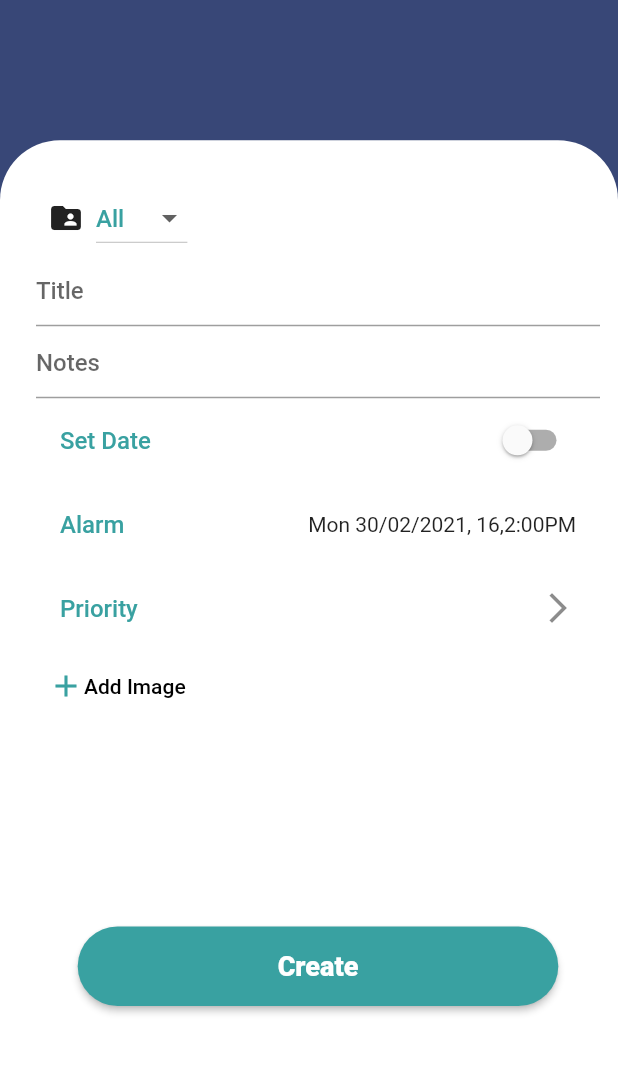
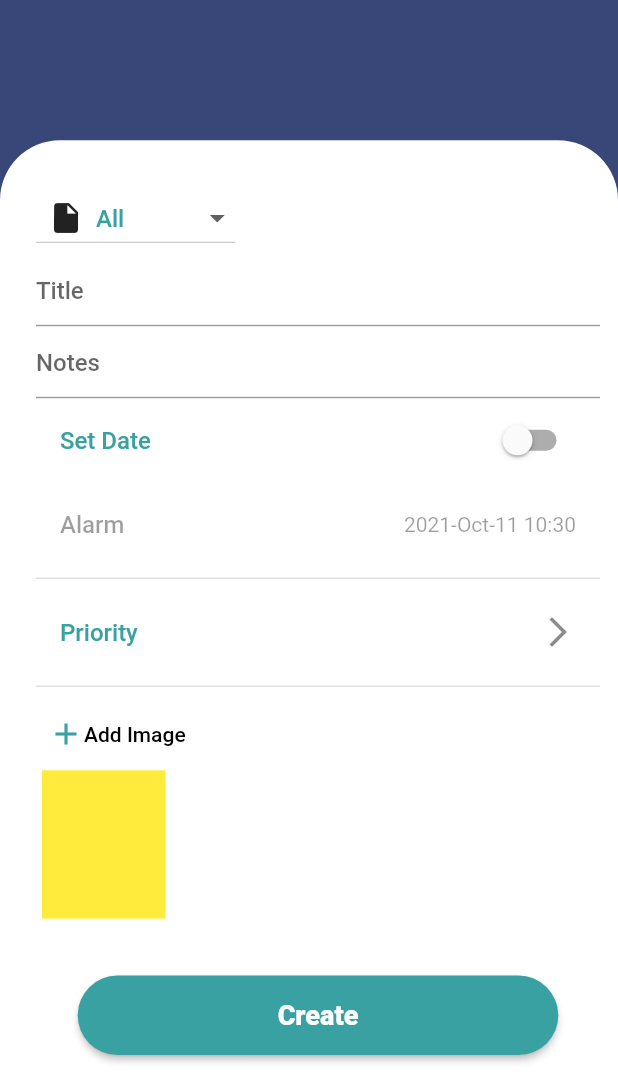
Before and after one commit to gdscashesi/flutter_todo_app_21A, a Flutter app: the AddTaskScreen screen opened directly, after a tap on "Add Image", on a phone screen of 412 x 824 dp, the part 144-1236 px from its top. Run offline on Flutter 3.47's test engine with Material 2 defaults, Android fonts, the phone set to English and light mode, and no system bars; our stand-ins replace flutter_datetime_picker.

Commit message:
template created for alarm, prority and image widgets; controllers added for addtask;

```diff
--- a/lib/main.dart
+++ b/lib/main.dart
@@ -13,6 +13,7 @@ class MyApp extends StatelessWidget {
   @override
   Widget build(BuildContext context) {
     return MaterialApp(
+
       title: 'Todo',
       debugShowCheckedModeBanner: false,
       themeMode: ThemeMode.light,
--- a/lib/ui/screens/add_task/add_task_screen.dart
+++ b/lib/ui/screens/add_task/add_task_screen.dart
@@ -1,6 +1,10 @@
 import 'package:flutter/material.dart';
+import 'package:todo/ui/widgets/custom_alarm_widget.dart';
+import 'package:todo/ui/widgets/custom_image_picker.dart';
 import 'package:todo/ui/widgets/custom_textfield.dart';
 import 'package:todo/ui/widgets/page_widget.dart';
+import 'package:todo/ui/widgets/select_priority_tile.dart';
+import 'package:todo/ui/widgets/task_group_drop_down.dart';
 
 class AddTaskScreen extends StatefulWidget {
   const AddTaskScreen({Key? key}) : super(key: key);
@@ -10,6 +14,35 @@ class AddTaskScreen extends StatefulWidget {
 }
 
 class _AddTaskScreenState extends State<AddTaskScreen> {
+  late DateTime date;
+  late bool setDate;
+  late String taskGroup;
+  late List<String> imageList;
+  int? priority;
+  TextEditingController title = TextEditingController();
+  TextEditingController notes = TextEditingController();
+
+  @override
+  void initState() {
+    super.initState();
+    date = DateTime.now();
+    setDate = false;
+    taskGroup = "all";
+    imageList = [];
+  }
+
+
+  @override
+  void dispose() {
+    title.dispose();
+    notes.dispose();
+
+    super.dispose();
+  }
+
+
+
+
   @override
   Widget build(BuildContext context) {
     Size size = MediaQuery.of(context).size;
@@ -22,88 +55,58 @@ class _AddTaskScreenState extends State<AddTaskScreen> {
             child: Column(
               children: [
 
-                Row(
-                  children: [
-                    const Padding(
-                      padding: EdgeInsets.all(8.0),
-                      child: Icon(Icons.folder_shared),
-                    ),
-                    DropdownButton(
-
-                      value: "All",
-                      onChanged: (val){
-
-                      },
-                      items: const [
-                        DropdownMenuItem(
-                          child: Text("All"),
-                          value: "All",
-                        ),
-
-                        DropdownMenuItem(
-                          child: Text("Work"),
-                          value: "Work",
-                        )
-                      ],
-
-                    ),
-                  ],
+                Align(
+                  alignment: Alignment.centerLeft,
+                  child: TaskGroupDropDown(
+                      value: taskGroup
+                  ),
                 ),
 
-
                 CustomTextField(
-                    controller: TextEditingController(),
+                    controller: title,
                   hintText: "Title",
                 ),
 
 
                 CustomTextField(
-                    controller: TextEditingController(),
+                    controller: notes,
                   maxLines: 5,
                   hintText: "Notes",
                 ),
 
                 SwitchListTile(
-                  value: false,
+                  value: setDate,
                   title: const Text("Set Date"),
                   onChanged: (value){
-
+                    setState(() {
+                      setDate = value;
+                    });
                   },
                 ),
 
 
-                //todo make alarm widget
-                ListTile(
-                  title: const Text("Alarm"),
-                  trailing: const Text("Mon 30/02/2021, 16,2:00PM"),
-                  onTap: (){
-
-                  },
+                CustomAlarmWidget(
+                  selectedDate: date,
+                  enabled : setDate
                 ),
 
 
-                ListTile(
-                  title: const Text("Priority"),
-                  trailing: const Icon(Icons.arrow_forward_ios),
-                  onTap: (){
+                const Divider(thickness: 1,),
+                SelectPriorityTile(
+                  value: priority
+                ),
+                const Divider(thickness: 1,),
 
-                  },
-                ),
-                TextButton(
-                  child: Row(
-                    children: const [
-                      Icon(Icons.add),
-                      Text("Add Image", style: TextStyle(color: Colors.black),)
-                    ],
-                  ),
-                  onPressed: (){
 
-                  },
+                CustomImagePicker(
+                  images: imageList
                 ),
 
 
 
                 const Spacer(flex: 3,),
+
+
                 ElevatedButton(
                   style: ButtonStyle(
                       textStyle: MaterialStateProperty.all(
@@ -122,7 +125,7 @@ class _AddTaskScreenState extends State<AddTaskScreen> {
                       width: size.width * 0.7,
                       child: const Center(child: Text("Create"))),
                   onPressed: (){
-
+                    Navigator.pop(context);
                   },
                 ),
 
--- /dev/null
+++ b/lib/ui/widgets/custom_alarm_widget.dart
@@ -0,0 +1,49 @@
+import "package:flutter/material.dart";
+import 'package:flutter_datetime_picker/flutter_datetime_picker.dart';
+import 'package:intl/intl.dart';
+
+
+class CustomAlarmWidget extends StatefulWidget {
+  DateTime selectedDate;
+  bool enabled;
+
+  CustomAlarmWidget({
+    Key? key,
+    required this.enabled,
+    required this.selectedDate
+  })
+      : super(key: key);
+
+  @override
+  _CustomAlarmWidgetState createState() => _CustomAlarmWidgetState();
+}
+
+class _CustomAlarmWidgetState extends State<CustomAlarmWidget> {
+  final format = DateFormat("yyyy-MMM-dd hh:mm");
+  @override
+  Widget build(BuildContext context) {
+
+    return
+      ListTile(
+        enabled: widget.enabled,
+        title: const Text("Alarm"),
+        trailing: Text(format.format(widget.selectedDate)),
+        onTap: (){
+          DatePicker.showDateTimePicker(
+              context,
+            showTitleActions: true,
+            currentTime: widget.selectedDate,
+            minTime: widget.selectedDate.subtract(const Duration(days:1)),
+            maxTime: widget.selectedDate.add(const Duration(days:6000)),
+            onChanged: (date){
+                setState(() {
+                  widget.selectedDate = date;
+                });
+            }
+          );
+
+
+        },
+      );
+  }
+}
--- /dev/null
+++ b/lib/ui/widgets/custom_image_picker.dart
@@ -0,0 +1,90 @@
+import "package:flutter/material.dart";
+
+
+class CustomImagePicker extends StatefulWidget {
+  List<String> images;
+
+  CustomImagePicker({
+    required this.images,
+    Key? key}) : super(key: key);
+
+  @override
+  _CustomImagePickerState createState() => _CustomImagePickerState();
+}
+
+class _CustomImagePickerState extends State<CustomImagePicker> {
+  @override
+  Widget build(BuildContext context) {
+    return Column(
+      children: [
+        TextButton(
+            child: Row(
+              children: const [
+                Icon(Icons.add),
+                Text("Add Image", style: TextStyle(color: Colors.black),)
+              ],
+            ),
+            onPressed: (){
+              setState(() {
+                // widget.images.removeLast();
+                widget.images.add("temp");
+              });
+
+            },
+          ),
+
+        if (widget.images.isNotEmpty)
+          _ImageRow(
+            images: widget.images
+          )
+
+      ],
+    );
+  }
+}
+
+
+
+
+
+
+
+class _ImageRow extends StatelessWidget {
+  final List<String> images;
+  const _ImageRow({
+    Key? key,
+    required this.images
+  }) : super(key: key);
+
+  @override
+  Widget build(BuildContext context) {
+    return SizedBox(
+      height: MediaQuery.of(context).size.height * 0.12,
+      child: ListView.builder(
+        scrollDirection: Axis.horizontal,
+        itemCount: images.length,
+        itemBuilder: (context,index) => _ImageTile(),
+      ),
+    );
+  }
+}
+
+
+
+
+
+class _ImageTile extends StatelessWidget {
+  const _ImageTile({Key? key}) : super(key: key);
+
+  @override
+  Widget build(BuildContext context) {
+    Size size = MediaQuery.of(context).size;
+
+    return Container(
+      width: size.width * 0.2,
+      height: size.height * 0.1,
+      margin: EdgeInsets.symmetric(horizontal: 4),
+      color: Colors.yellow
+    );
+  }
+}
--- a/lib/ui/widgets/page_widget.dart
+++ b/lib/ui/widgets/page_widget.dart
@@ -44,7 +44,8 @@ class PageWidget extends StatelessWidget {
                 child: Text(title, style: Theme.of(context).textTheme.headline4,),
               ),
 
-              Container(
+              SingleChildScrollView(
+                child: Container(
                   width: size.width ,
                   height: size.height * 0.77,
                   padding: const EdgeInsets.only(top:16),
@@ -56,6 +57,7 @@ class PageWidget extends StatelessWidget {
                       )
                   ),
                   child: child,
+                ),
               )
 
             ],
--- /dev/null
+++ b/lib/ui/widgets/select_priority_tile.dart
@@ -0,0 +1,80 @@
+import "package:flutter/material.dart";
+
+class SelectPriorityTile extends StatefulWidget {
+  int? value;
+  SelectPriorityTile({required this.value, Key? key}) : super(key: key);
+
+  @override
+  _SelectPriorityTileState createState() => _SelectPriorityTileState();
+}
+
+class _SelectPriorityTileState extends State<SelectPriorityTile> {
+  @override
+  Widget build(BuildContext context) {
+    return ListTile(
+      title: const Text("Priority"),
+      subtitle: _displayPriority(widget.value),
+      trailing: const Icon(Icons.arrow_forward_ios),
+      onTap: () {
+
+        showDialog(
+            context: context,
+            builder: (context) => SimpleDialog(
+              title: const Text("Select Priority", style: TextStyle(color: Colors.black),),
+              children: [
+
+                ListTile(
+                  title: const Text("None"),
+                  onTap: (){
+                    setState(() {
+                      widget.value = null;
+                    });
+                    Navigator.pop(context);
+                  },
+                ),
+                ListTile(
+                  title: const Text("Low Priority"),
+                  onTap: (){
+                    setState(() {
+                      widget.value = 0;
+                    });
+                    Navigator.pop(context);
+                  },
+                ),
+                ListTile(
+                  title: const Text("Medium Priority"),
+                  onTap: (){
+                    setState(() {
+                      widget.value = 1;
+                    });
+                    Navigator.pop(context);
+                  },
+                ),
+                ListTile(
+                  title: const Text("High Priority"),
+                  onTap: (){
+                    setState(() {
+                      widget.value = 2;
+                    });
+                    Navigator.pop(context);
+                  },
+                ),
+              ],
+                ));
+      },
+    );
+  }
+}
+
+Widget? _displayPriority(int? value) {
+  switch (value){
+    case 0:
+      return const Text("Low Priority");
+    case 1:
+      return const Text("Medium Priority");
+    case 2:
+      return const Text("High Priority");
+    default:
+      return null;
+  }
+}
--- /dev/null
+++ b/lib/ui/widgets/task_group_drop_down.dart
@@ -0,0 +1,102 @@
+import "package:flutter/material.dart";
+
+
+class TaskGroupDropDown extends StatefulWidget {
+  String value;
+
+  TaskGroupDropDown({
+    required this.value,
+    Key? key}) : super(key: key);
+
+  @override
+  _TaskGroupDropDownState createState() => _TaskGroupDropDownState();
+}
+
+class _TaskGroupDropDownState extends State<TaskGroupDropDown> {
+  @override
+  Widget build(BuildContext context) {
+    return DropdownButton<String>(
+      value: widget.value,
+        onChanged: (newVal) => setState(() {
+          widget.value = newVal!;
+        }),
+        items: [
+
+          DropdownMenuItem(
+            child: Row(
+              children: const [
+                Padding(
+                  padding: EdgeInsets.all(8.0),
+                  child: Icon(Icons.insert_drive_file),
+                ),
+
+                Text("All")
+              ],
+            ),
+            value: "all",
+          ),
+
+
+          DropdownMenuItem(
+            child: Row(
+              children: const [
+                Padding(
+                  padding: EdgeInsets.all(8.0),
+                  child: Icon(Icons.shopping_cart),
+                ),
+
+                Text("Groceries")
+              ],
+            ),
+            value: "groceries",
+          ),
+
+
+          DropdownMenuItem(
+            child: Row(
+              children: const [
+                Padding(
+                  padding: EdgeInsets.all(8.0),
+                  child: Icon(Icons.music_note),
+                ),
+
+                Text("Music")
+              ],
+            ),
+            value: "music",
+          ),
+
+
+          DropdownMenuItem(
+            child: Row(
+              children: const [
+                Padding(
+                  padding: EdgeInsets.all(8.0),
+                  child: Icon(Icons.person),
+                ),
+
+                Text("Personal")
+              ],
+            ),
+            value: "personal",
+          ),
+
+
+          DropdownMenuItem(
+            child: Row(
+              children: const [
+                Padding(
+                  padding: EdgeInsets.all(8.0),
+                  child: Icon(Icons.folder),
+                ),
+
+                Text("Work")
+              ],
+            ),
+            value: "work",
+          ),
+
+        ]
+    );
+  }
+}
--- a/pubspec.yaml
+++ b/pubspec.yaml
@@ -33,7 +33,9 @@ dependencies:
 
   # The following adds the Cupertino Icons font to your application.
   # Use with the CupertinoIcons class for iOS style icons.
-  cupertino_icons: ^1.0.2
+  cupertino_icons: ^1.0.3
+  flutter_datetime_picker: ^1.5.1
+  intl: ^0.17.0
 
 dev_dependencies:
   flutter_test:
@@ -44,7 +46,7 @@ dev_dependencies:
   # activated in the `analysis_options.yaml` file located at the root of your
   # package. See that file for information about deactivating specific lint
   # rules and activating additional ones.
-  flutter_lints: ^1.0.0
+  flutter_lints: ^1.0.4
 
 # For information on the generic Dart part of this file, see the
 # following page: https://dart.dev/tools/pub/pubspec
```
Also changed, not shown: pubspec.lock. Lines whose indentation alone changed are shown as unchanged.
